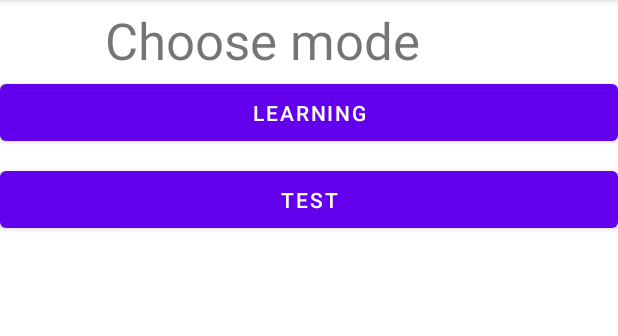
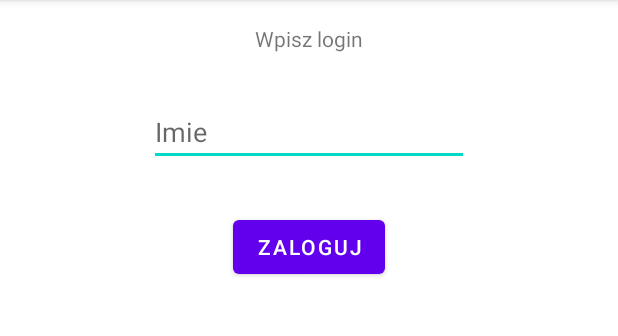
Before and after one commit to KucharekSzymon/SurfaceAreaLearner, an Android app: the screen it shows after launch (MainActivity), on a phone screen of 412 x 824 dp, the part 84-420 px from its top. Run offline under Robolectric (Android 15) with nearby library versions, the light colour scheme and no system bars.

Commit message:
nie pamietam nawet

```diff
--- /dev/null
+++ b/Lista3/app/src/main/java/com/example/lista3/Login.java
@@ -0,0 +1,4 @@
+package com.example.lista3;
+
+public class Login {
+}
--- /dev/null
+++ b/Lista3/app/src/main/res/layout/activity_login.xml
@@ -0,0 +1,40 @@
+<?xml version="1.0" encoding="utf-8"?>
+<androidx.constraintlayout.widget.ConstraintLayout xmlns:android="http://schemas.android.com/apk/res/android"
+    xmlns:app="http://schemas.android.com/apk/res-auto"
+    xmlns:tools="http://schemas.android.com/tools"
+    android:layout_width="match_parent"
+    android:layout_height="match_parent">
+
+    <TextView
+        android:id="@+id/textView4"
+        android:layout_width="wrap_content"
+        android:layout_height="0dp"
+        android:layout_marginTop="16dp"
+        android:text="Wpisz login"
+        app:layout_constraintEnd_toEndOf="parent"
+        app:layout_constraintStart_toStartOf="parent"
+        app:layout_constraintTop_toTopOf="parent" />
+
+    <EditText
+        android:id="@+id/editTextTextPersonName"
+        android:layout_width="wrap_content"
+        android:layout_height="wrap_content"
+        android:layout_marginTop="30dp"
+        android:ems="10"
+        android:hint="Imie"
+        android:inputType="textPersonName"
+        app:layout_constraintEnd_toEndOf="parent"
+        app:layout_constraintStart_toStartOf="parent"
+        app:layout_constraintTop_toBottomOf="@+id/textView4" />
+
+    <Button
+        android:id="@+id/button"
+        android:layout_width="wrap_content"
+        android:layout_height="wrap_content"
+        android:layout_marginTop="30dp"
+        android:onClick="ButtonClick"
+        android:text="Zaloguj"
+        app:layout_constraintEnd_toEndOf="parent"
+        app:layout_constraintStart_toStartOf="parent"
+        app:layout_constraintTop_toBottomOf="@+id/editTextTextPersonName" />
+</androidx.constraintlayout.widget.ConstraintLayout>
--- /dev/null
+++ b/Lista3/app/src/main/res/layout/activitychoose.xml
@@ -0,0 +1,6 @@
+<?xml version="1.0" encoding="utf-8"?>
+<androidx.constraintlayout.widget.ConstraintLayout xmlns:android="http://schemas.android.com/apk/res/android"
+    android:layout_width="match_parent"
+    android:layout_height="match_parent">
+
+</androidx.constraintlayout.widget.ConstraintLayout>
```
Also changed, not shown: Lista3/app/src/main/java/com/example/lista3/MainActivity.java (+17 -1 lines).
